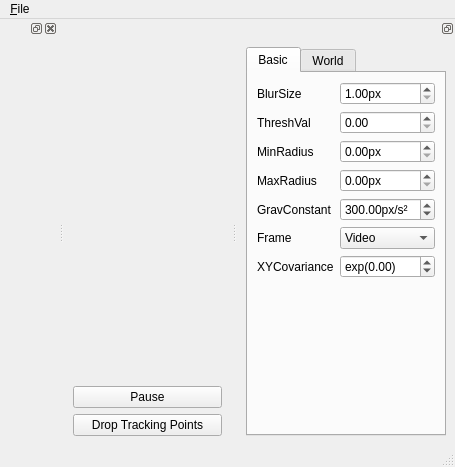
This is LiveFitWindow.ui in hchapman/LiveFit as Qt 5 draws it before an edit. The edited form follows.
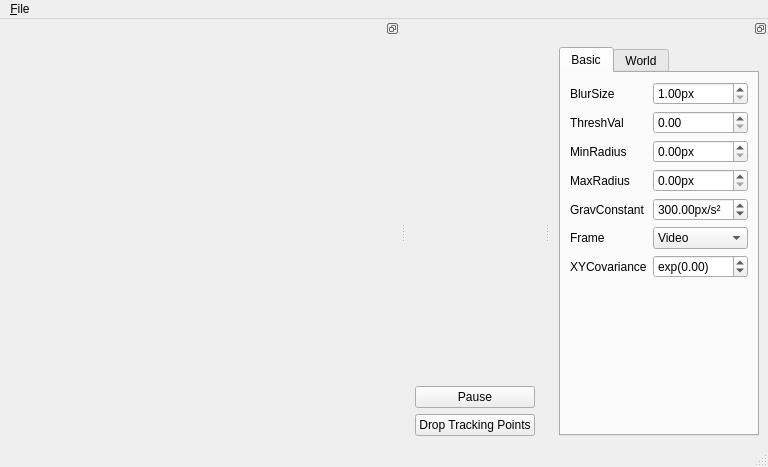
This is the edited form. Custom widgets are drawn as their Qt base class.

```diff
--- a/LiveFitWindow.ui
+++ b/LiveFitWindow.ui
@@ -9,7 +9,7 @@
    <rect>
     <x>0</x>
     <y>0</y>
-    <width>455</width>
+    <width>535</width>
     <height>467</height>
    </rect>
   </property>
@@ -49,8 +49,8 @@
     <rect>
      <x>0</x>
      <y>0</y>
-     <width>455</width>
-     <height>23</height>
+     <width>535</width>
+     <height>22</height>
     </rect>
    </property>
    <widget class="QMenu" name="menu_File">
@@ -314,6 +314,15 @@
    </widget>
   </widget>
   <widget class="QDockWidget" name="dockWidget_2">
+   <property name="minimumSize">
+    <size>
+     <width>400</width>
+     <height>400</height>
+    </size>
+   </property>
+   <property name="features">
+    <set>QDockWidget::DockWidgetFloatable|QDockWidget::DockWidgetMovable</set>
+   </property>
    <attribute name="dockWidgetArea">
     <number>1</number>
    </attribute>
```
